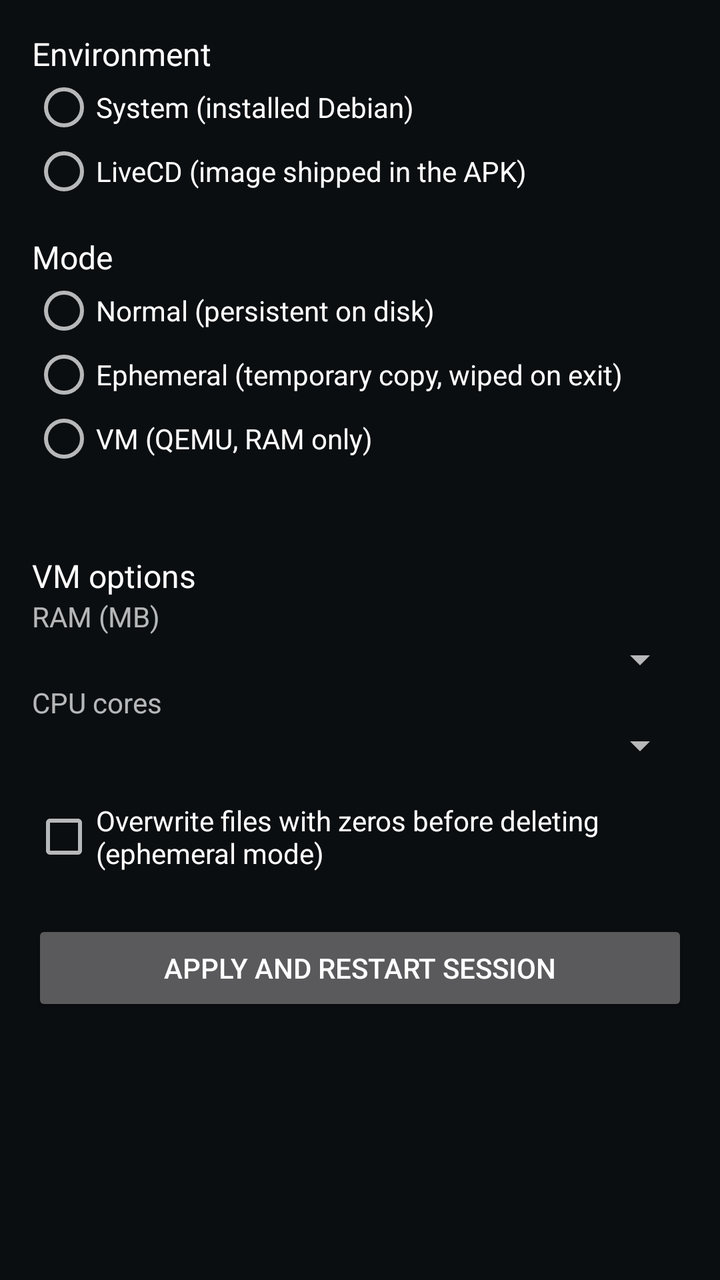
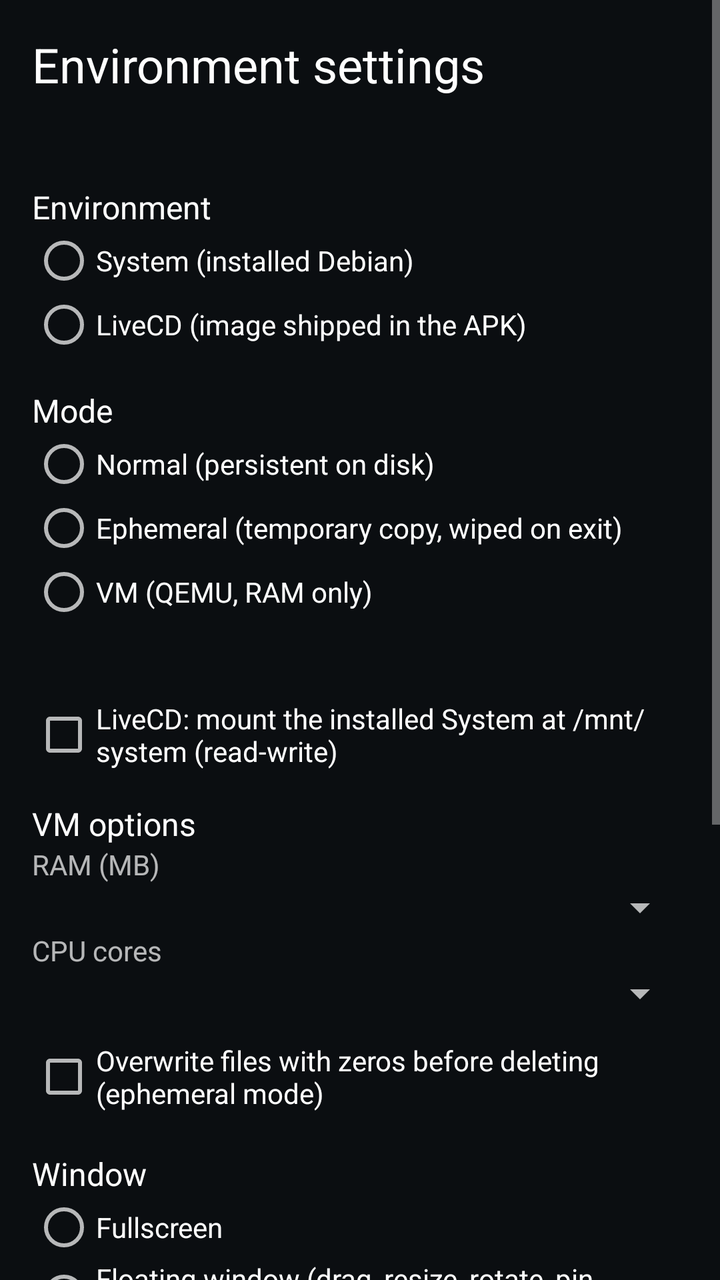

An Android layout rendered at two revisions. The XML below is the earlier revision; the diff shows what the commit changed to produce the second picture.
<!-- AndroidManifest.xml: application theme Theme.DebianLiveCD -->
<!-- res/layout/activity_settings.xml -->
<?xml version="1.0" encoding="utf-8"?>
<ScrollView xmlns:android="http://schemas.android.com/apk/res/android"
  android:layout_width="match_parent"
  android:layout_height="match_parent"
  android:background="@color/dlc_bg">

  <LinearLayout
    android:layout_width="match_parent"
    android:layout_height="wrap_content"
    android:orientation="vertical"
    android:padding="16dp">

    <TextView
      style="@android:style/TextAppearance.Material.Subhead"
      android:layout_width="match_parent"
      android:layout_height="wrap_content"
      android:text="Environment" />

    <RadioGroup
      android:id="@+id/group_target"
      android:layout_width="match_parent"
      android:layout_height="wrap_content">
      <RadioButton android:id="@+id/rb_system" android:layout_width="wrap_content" android:layout_height="wrap_content" android:text="System (installed Debian)" />
      <RadioButton android:id="@+id/rb_livecd" android:layout_width="wrap_content" android:layout_height="wrap_content" android:text="LiveCD (image shipped in the APK)" />
    </RadioGroup>

    <TextView
      style="@android:style/TextAppearance.Material.Subhead"
      android:layout_width="match_parent"
      android:layout_height="wrap_content"
      android:layout_marginTop="16dp"
      android:text="Mode" />

    <RadioGroup
      android:id="@+id/group_mode"
      android:layout_width="match_parent"
      android:layout_height="wrap_content">
      <RadioButton android:id="@+id/rb_normal" android:layout_width="wrap_content" android:layout_height="wrap_content" android:text="Normal (persistent on disk)" />
      <RadioButton android:id="@+id/rb_ephemeral" android:layout_width="wrap_content" android:layout_height="wrap_content" android:text="Ephemeral (temporary copy, wiped on exit)" />
      <RadioButton android:id="@+id/rb_vm" android:layout_width="wrap_content" android:layout_height="wrap_content" android:text="VM (QEMU, RAM only)" />
    </RadioGroup>

    <TextView
      android:id="@+id/mode_help"
      android:layout_width="match_parent"
      android:layout_height="wrap_content"
      android:layout_marginTop="8dp"
      android:textSize="13sp" />

    <TextView
      style="@android:style/TextAppearance.Material.Subhead"
      android:layout_width="match_parent"
      android:layout_height="wrap_content"
      android:layout_marginTop="16dp"
      android:text="VM options" />

    <TextView android:layout_width="wrap_content" android:layout_height="wrap_content" android:text="RAM (MB)" />
    <Spinner android:id="@+id/spin_ram" android:layout_width="match_parent" android:layout_height="wrap_content" />
    <TextView android:layout_width="wrap_content" android:layout_height="wrap_content" android:text="CPU cores" />
    <Spinner android:id="@+id/spin_cpus" android:layout_width="match_parent" android:layout_height="wrap_content" />

    <CheckBox
      android:id="@+id/cb_wipe"
      android:layout_width="wrap_content"
      android:layout_height="wrap_content"
      android:layout_marginTop="16dp"
      android:text="Overwrite files with zeros before deleting (ephemeral mode)" />

    <Button
      android:id="@+id/btn_apply"
      android:layout_width="match_parent"
      android:layout_height="wrap_content"
      android:layout_marginTop="24dp"
      android:text="Apply and restart session" />
  </LinearLayout>
</ScrollView>
<!-- resources referenced by this layout -->
<resources>
  <color name="dlc_bg">#0B0E11</color>
  <style name="Theme.DebianLiveCD" parent="android:Theme.Material.NoActionBar">
      <item name="android:windowBackground">@color/dlc_bg</item>
      <item name="android:statusBarColor">@color/dlc_bg</item>
      <item name="android:navigationBarColor">@color/dlc_panel</item>
    </style>
  <color name="dlc_panel">#12171C</color>
</resources>

<!-- the commit's change to res/layout/activity_settings.xml (unified diff, before → after) -->
@@ -11,66 +11,66 @@
     android:padding="16dp">
 
     <TextView
-      style="@android:style/TextAppearance.Material.Subhead"
+      android:id="@+id/settings_header"
+      style="@android:style/TextAppearance.Material.Headline"
       android:layout_width="match_parent"
       android:layout_height="wrap_content"
-      android:text="Environment" />
+      android:text="Environment settings" />
 
-    <RadioGroup
-      android:id="@+id/group_target"
+    <TextView
+      android:id="@+id/storage_status"
       android:layout_width="match_parent"
-      android:layout_height="wrap_content">
+      android:layout_height="wrap_content"
+      android:layout_marginTop="8dp"
+      android:fontFamily="monospace"
+      android:textSize="12sp" />
+
+    
+    <TextView style="@android:style/TextAppearance.Material.Subhead" android:layout_width="match_parent" android:layout_height="wrap_content" android:layout_marginTop="20dp" android:text="Environment" />
+    <RadioGroup android:id="@+id/group_target" android:layout_width="match_parent" android:layout_height="wrap_content">
       <RadioButton android:id="@+id/rb_system" android:layout_width="wrap_content" android:layout_height="wrap_content" android:text="System (installed Debian)" />
       <RadioButton android:id="@+id/rb_livecd" android:layout_width="wrap_content" android:layout_height="wrap_content" android:text="LiveCD (image shipped in the APK)" />
     </RadioGroup>
 
-    <TextView
-      style="@android:style/TextAppearance.Material.Subhead"
-      android:layout_width="match_parent"
-      android:layout_height="wrap_content"
-      android:layout_marginTop="16dp"
-      android:text="Mode" />
-
-    <RadioGroup
-      android:id="@+id/group_mode"
-      android:layout_width="match_parent"
-      android:layout_height="wrap_content">
+    <TextView style="@android:style/TextAppearance.Material.Subhead" android:layout_width="match_parent" android:layout_height="wrap_content" android:layout_marginTop="16dp" android:text="Mode" />
+    <RadioGroup android:id="@+id/group_mode" android:layout_width="match_parent" android:layout_height="wrap_content">
       <RadioButton android:id="@+id/rb_normal" android:layout_width="wrap_content" android:layout_height="wrap_content" android:text="Normal (persistent on disk)" />
       <RadioButton android:id="@+id/rb_ephemeral" android:layout_width="wrap_content" android:layout_height="wrap_content" android:text="Ephemeral (temporary copy, wiped on exit)" />
       <RadioButton android:id="@+id/rb_vm" android:layout_width="wrap_content" android:layout_height="wrap_content" android:text="VM (QEMU, RAM only)" />
     </RadioGroup>
 
-    <TextView
-      android:id="@+id/mode_help"
-      android:layout_width="match_parent"
-      android:layout_height="wrap_content"
-      android:layout_marginTop="8dp"
-      android:textSize="13sp" />
+    <TextView android:id="@+id/mode_help" android:layout_width="match_parent" android:layout_height="wrap_content" android:layout_marginTop="8dp" android:textSize="13sp" />
 
-    <TextView
-      style="@android:style/TextAppearance.Material.Subhead"
-      android:layout_width="match_parent"
-      android:layout_height="wrap_content"
-      android:layout_marginTop="16dp"
-      android:text="VM options" />
+    <CheckBox android:id="@+id/cb_mount_system" android:layout_width="wrap_content" android:layout_height="wrap_content" android:layout_marginTop="12dp" android:text="LiveCD: mount the installed System at /mnt/system (read-write)" />
 
+    <TextView style="@android:style/TextAppearance.Material.Subhead" android:layout_width="match_parent" android:layout_height="wrap_content" android:layout_marginTop="16dp" android:text="VM options" />
     <TextView android:layout_width="wrap_content" android:layout_height="wrap_content" android:text="RAM (MB)" />
     <Spinner android:id="@+id/spin_ram" android:layout_width="match_parent" android:layout_height="wrap_content" />
     <TextView android:layout_width="wrap_content" android:layout_height="wrap_content" android:text="CPU cores" />
     <Spinner android:id="@+id/spin_cpus" android:layout_width="match_parent" android:layout_height="wrap_content" />
 
-    <CheckBox
-      android:id="@+id/cb_wipe"
-      android:layout_width="wrap_content"
-      android:layout_height="wrap_content"
-      android:layout_marginTop="16dp"
-      android:text="Overwrite files with zeros before deleting (ephemeral mode)" />
+    <CheckBox android:id="@+id/cb_wipe" android:layout_width="wrap_content" android:layout_height="wrap_content" android:layout_marginTop="12dp" android:text="Overwrite files with zeros before deleting (ephemeral mode)" />
 
-    <Button
-      android:id="@+id/btn_apply"
-      android:layout_width="match_parent"
-      android:layout_height="wrap_content"
-      android:layout_marginTop="24dp"
-      android:text="Apply and restart session" />
+    
+    <TextView style="@android:style/TextAppearance.Material.Subhead" android:layout_width="match_parent" android:layout_height="wrap_content" android:layout_marginTop="20dp" android:text="Window" />
+    <RadioGroup android:id="@+id/group_window" android:layout_width="match_parent" android:layout_height="wrap_content">
+      <RadioButton android:id="@+id/rb_fullscreen" android:layout_width="wrap_content" android:layout_height="wrap_content" android:text="Fullscreen" />
+      <RadioButton android:id="@+id/rb_floating" android:layout_width="wrap_content" android:layout_height="wrap_content" android:text="Floating window (drag, resize, rotate, pin, opacity, minimize)" />
+    </RadioGroup>
+    <TextView android:id="@+id/window_help" android:layout_width="match_parent" android:layout_height="wrap_content" android:layout_marginTop="4dp" android:textSize="12sp" />
+
+    
+    <TextView style="@android:style/TextAppearance.Material.Subhead" android:layout_width="match_parent" android:layout_height="wrap_content" android:layout_marginTop="20dp" android:text="Appearance (applies instantly)" />
+    <TextView android:layout_width="wrap_content" android:layout_height="wrap_content" android:text="Colour scheme" />
+    <Spinner android:id="@+id/spin_theme" android:layout_width="match_parent" android:layout_height="wrap_content" />
+    <TextView android:layout_width="wrap_content" android:layout_height="wrap_content" android:text="Font size (sp)" />
+    <Spinner android:id="@+id/spin_font" android:layout_width="match_parent" android:layout_height="wrap_content" />
+    <CheckBox android:id="@+id/cb_bold" android:layout_width="wrap_content" android:layout_height="wrap_content" android:text="Bold font" />
+
+    <Button android:id="@+id/btn_apply" android:layout_width="match_parent" android:layout_height="wrap_content" android:layout_marginTop="24dp" android:text="Apply" />
+
+    
+    <TextView style="@android:style/TextAppearance.Material.Subhead" android:layout_width="match_parent" android:layout_height="wrap_content" android:layout_marginTop="24dp" android:text="Diagnostics" />
+    <TextView android:id="@+id/diag" android:layout_width="match_parent" android:layout_height="wrap_content" android:fontFamily="monospace" android:textIsSelectable="true" android:textSize="11sp" />
   </LinearLayout>
 </ScrollView>
